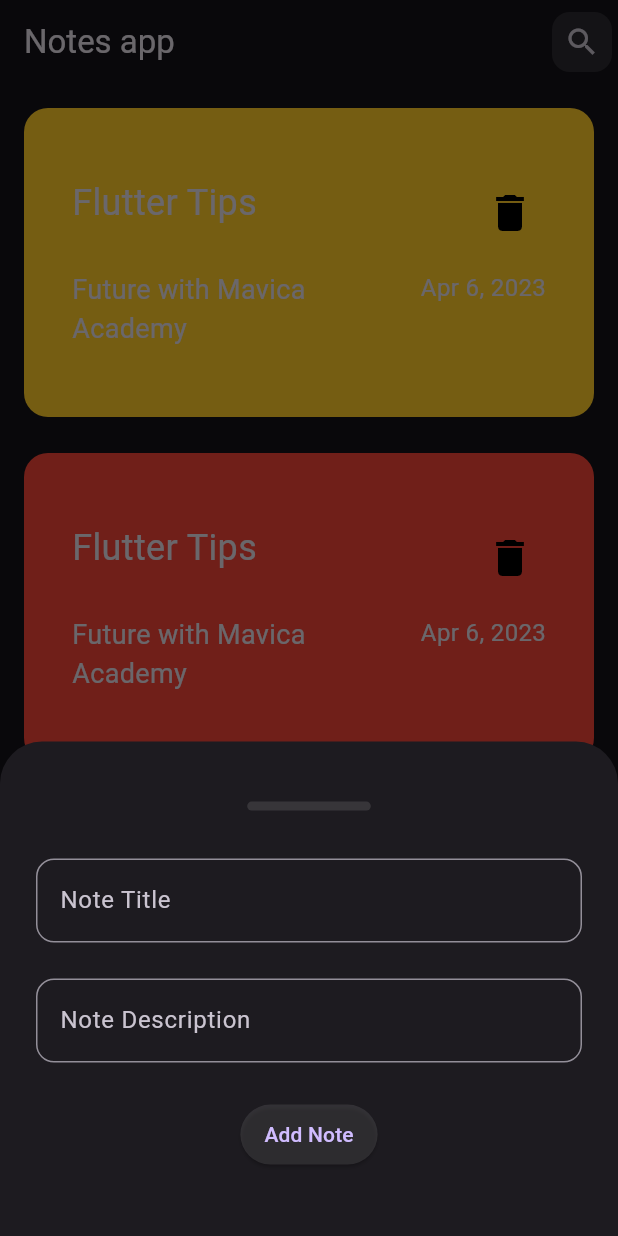
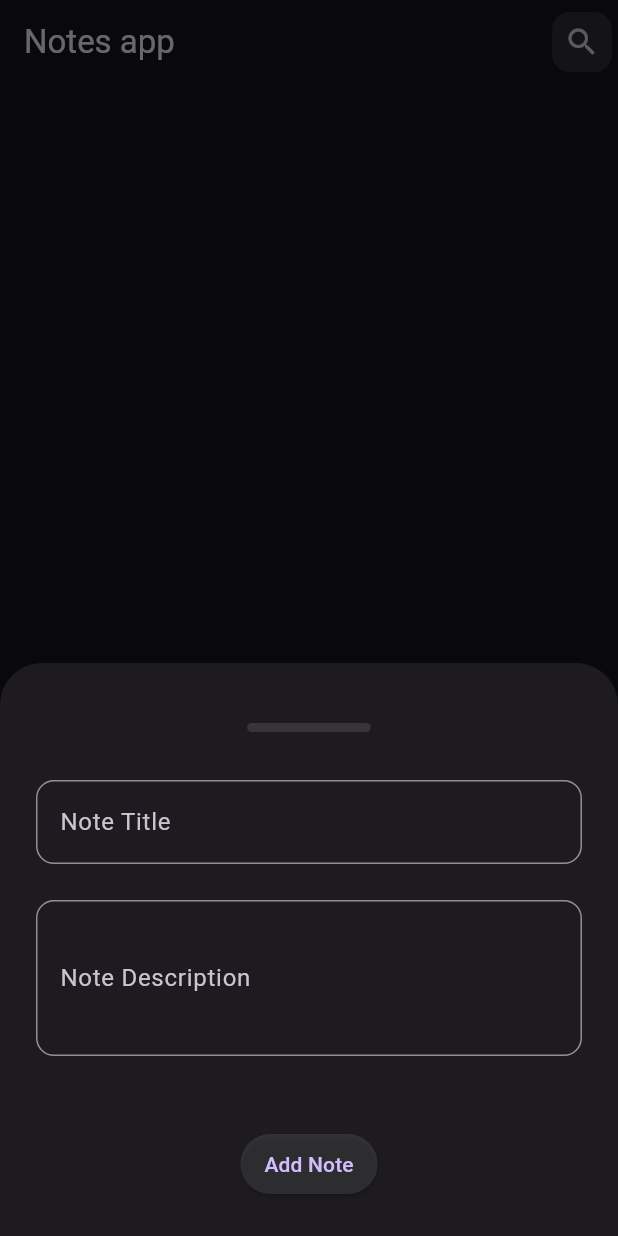
Before and after one commit to AMG2001/flutter_courses_and_projects, a Flutter app: the screen it shows after launch, after a tap on the "add" icon, on a phone screen of 412 x 824 dp. Run offline on Flutter 3.47's test engine with Material 2 defaults, Android fonts, the light colour scheme and no system bars; our stand-ins replace audioplayers, flutter_swipe_action_cell, get.

```diff
--- /dev/null
+++ b/Tharwat samy Course/Notes app - S13/notes_app/lib/home_page/bottom_sheet_view/bottom_sheet_view.dart
@@ -0,0 +1,133 @@
+import 'package:flutter/material.dart';
+import 'package:notes_app/config/device_dimensions.dart';
+import 'package:notes_app/home_page/bottom_sheet_view/note_color_controller.dart';
+import 'package:notes_app/home_page/note_item/note_item.dart';
+import 'package:get/get.dart';
+import 'package:notes_app/home_page/note_item/notes_controller.dart';
+
+final notesController = Get.put(NotesController(), permanent: true);
+final noteColorController = Get.put(NoteColorController());
+void BottomSheetView(
+    {required BuildContext context,
+    required GlobalKey<FormState> formKey,
+    required TextEditingController noteTitleTextEditingController,
+    required TextEditingController noteDescriptionTextEditingController}) {
+  showModalBottomSheet(
+    isScrollControlled: true,
+    context: context,
+    builder: (context) {
+      return FittedBox(
+        child: SingleChildScrollView(
+          child: Padding(
+            padding: EdgeInsets.only(
+                bottom: MediaQuery.of(context).viewInsets.bottom),
+            child: Container(
+              padding: EdgeInsets.all(24),
+              width: DeviceDimensions.width,
+              decoration: BoxDecoration(
+                borderRadius: BorderRadius.only(
+                  topLeft: Radius.circular(28),
+                  topRight: Radius.circular(28),
+                ),
+              ),
+              child: Form(
+                key: formKey,
+                child: Column(
+                  children: [
+                    Container(
+                      decoration: BoxDecoration(
+                        color: Colors.grey.withOpacity(0.2),
+                        borderRadius: BorderRadius.circular(32),
+                      ),
+                      margin: EdgeInsets.only(top: 16, bottom: 32),
+                      width: DeviceDimensions.width * .2,
+                      height: 6,
+                    ),
+                    TextFormField(
+                      validator: (value) {
+                        if (value!.isEmpty || value == '') {
+                          return 'you can\'t leave this field empty';
+                        }
+                      },
+                      controller: noteTitleTextEditingController,
+                      decoration: InputDecoration(
+                        labelText: 'Note Title',
+                        hintText: 'Enter your note title',
+                        border: OutlineInputBorder(
+                          borderRadius: BorderRadius.circular(12),
+                        ),
+                      ),
+                    ),
+                    SizedBox(
+                      height: 24,
+                    ),
+                    TextFormField(
+                      validator: (value) {
+                        if (value!.isEmpty || value == '') {
+                          return 'you can\'t leave this field empty';
+                        }
+                      },
+                      controller: noteDescriptionTextEditingController,
+                      maxLines: 3,
+                      decoration: InputDecoration(
+                        labelText: 'Note Description',
+                        hintText: 'Enter your note description',
+                        border: OutlineInputBorder(
+                          borderRadius: BorderRadius.circular(12),
+                        ),
+                      ),
+                    ),
+                    SizedBox(
+                      height: 24,
+                    ),
+                    // Row(
+                    //   children: [
+                    //     Text("choose note color : "),
+                    //     SizedBox(
+                    //       width: 14,
+                    //     ),
+                    //     GetBuilder<NoteColorController>(
+                    //         init: NoteColorController(),
+                    //         builder: (controller) {
+                    //           return SingleChildScrollView(
+                    //             child: Row(
+                    //                 children: controller.noteColorsPalleteList),
+                    //           );
+                    //         }),
+                    //   ],
+                    // ),
+                    SizedBox(
+                      height: 24,
+                    ),
+                    ElevatedButton(
+                      style: ButtonStyle(
+                        padding: MaterialStateProperty.all<EdgeInsets>(
+                          EdgeInsets.symmetric(vertical: 4, horizontal: 16),
+                        ),
+                        backgroundColor: MaterialStateProperty.all<Color>(
+                          Colors.white.withOpacity(0.1),
+                        ),
+                      ),
+                      onPressed: () {
+                        if (formKey.currentState!.validate()) {
+                          notesController.addNote(
+                              title: noteTitleTextEditingController.text,
+                              description:
+                                  noteDescriptionTextEditingController.text,
+                              backgroundColor:
+                                  noteColorController.noteBackgroundColor);
+                          Get.back();
+                        }
+                      },
+                      child: Text("Add Note"),
+                    )
+                  ],
+                ),
+              ),
+            ),
+          ),
+        ),
+      );
+    },
+  );
+}
--- a/Tharwat samy Course/Notes app - S13/notes_app/lib/home_page/home_page.dart
+++ b/Tharwat samy Course/Notes app - S13/notes_app/lib/home_page/home_page.dart
@@ -1,138 +1,56 @@
 import 'package:flutter/material.dart';
-import 'package:get/get.dart';
 import 'package:notes_app/config/device_dimensions.dart';
 import 'package:notes_app/home_page/home_page_components/home_page_app_bar.dart';
+import 'package:notes_app/home_page/home_page_components/home_page_floating_action_button.dart';
 import 'package:notes_app/home_page/note_item/note_item.dart';
 import 'package:intl/intl.dart';
+import 'package:get/get.dart';
+import 'package:flutter_swipe_action_cell/flutter_swipe_action_cell.dart';
+import 'package:notes_app/home_page/note_item/notes_controller.dart';
 
 class HomePage extends StatelessWidget {
   HomePage({super.key});
-  GlobalKey<FormState> _formKey = GlobalKey<FormState>();
-  TextEditingController noteTitleTextEditingController =
-      TextEditingController();
-  TextEditingController noteDescriptionTextEditingController =
-      TextEditingController();
 
   @override
   Widget build(BuildContext context) {
     return Scaffold(
-      floatingActionButton: FloatingActionButton(
-        onPressed: () {
-          showModalBottomSheet(
-            isScrollControlled: true,
-            context: context,
-            builder: (context) {
-              return SingleChildScrollView(
-                child: Padding(
-                  padding: EdgeInsets.only(
-                      bottom: MediaQuery.of(context).viewInsets.bottom),
-                  child: Container(
-                    padding: EdgeInsets.all(24),
-                    height: DeviceDimensions.height * .4,
-                    width: DeviceDimensions.width,
-                    decoration: BoxDecoration(
-                      borderRadius: BorderRadius.only(
-                        topLeft: Radius.circular(28),
-                        topRight: Radius.circular(28),
-                      ),
-                    ),
-                    child: Form(
-                      key: _formKey,
-                      child: Column(
-                        children: [
-                          Container(
-                            decoration: BoxDecoration(
-                              color: Colors.grey.withOpacity(0.2),
-                              borderRadius: BorderRadius.circular(32),
-                            ),
-                            margin: EdgeInsets.only(top: 16, bottom: 32),
-                            width: DeviceDimensions.width * .2,
-                            height: 6,
-                          ),
-                          TextFormField(
-                            controller: noteTitleTextEditingController,
-                            decoration: InputDecoration(
-                              labelText: 'Note Title',
-                              hintText: 'Enter your note title',
-                              border: OutlineInputBorder(
-                                borderRadius: BorderRadius.circular(12),
-                              ),
-                            ),
-                          ),
-                          SizedBox(
-                            height: 24,
-                          ),
-                          TextFormField(
-                            controller: noteDescriptionTextEditingController,
-                            decoration: InputDecoration(
-                              labelText: 'Note Description',
-                              hintText: 'Enter your note description',
-                              border: OutlineInputBorder(
-                                borderRadius: BorderRadius.circular(12),
-                              ),
-                            ),
-                          ),
-                          SizedBox(
-                            height: 24,
-                          ),
-                          ElevatedButton(
-                            style: ButtonStyle(
-                              padding: MaterialStateProperty.all<EdgeInsets>(
-                                EdgeInsets.symmetric(
-                                    vertical: 4, horizontal: 16),
-                              ),
-                              backgroundColor: MaterialStateProperty.all<Color>(
-                                Colors.white.withOpacity(0.1),
-                              ),
-                            ),
-                            onPressed: () {},
-                            child: Text("Add Note"),
-                          )
-                        ],
-                      ),
-                    ),
-                  ),
-                ),
-              );
-            },
-          );
-        },
-        child: Icon(Icons.add),
-      ),
+      floatingActionButton: HomePageFloatingActionButton(),
       appBar: homePageAppBar,
       body: Padding(
         padding: const EdgeInsets.all(16.0),
         child: Container(
           width: DeviceDimensions.width,
           height: DeviceDimensions.height,
-          child: ListView(
-            children: [
-              NoteItem(
-                noteTitle: 'Flutter Tips',
-                noteDescription: 'Future with Mavica Academy',
-                noteBackgroundColor: Colors.amber[400],
-                noteDate: DateFormat.yMMMd().format(DateTime.now()).toString(),
-              ),
-              NoteItem(
-                noteTitle: 'Flutter Tips',
-                noteDescription: 'Future with Mavica Academy',
-                noteBackgroundColor: Colors.red,
-                noteDate: DateFormat.yMMMd().format(DateTime.now()).toString(),
-              ),
-              NoteItem(
-                noteTitle: 'Flutter Tips',
-                noteDescription: 'Future with Mavica Academy',
-                noteBackgroundColor: Colors.purple.shade400,
-                noteDate: DateFormat.yMMMd().format(DateTime.now()).toString(),
-              ),
-              NoteItem(
-                noteTitle: 'Flutter Tips',
-                noteDescription: 'Future with Mavica Academy',
-                noteBackgroundColor: Colors.blueAccent,
-                noteDate: DateFormat.yMMMd().format(DateTime.now()).toString(),
-              )
-            ],
-          ),
+          child: GetBuilder<NotesController>(
+              init: NotesController(),
+              builder: (controller) {
+                return ListView.builder(
+                  itemCount: controller.notesList.length,
+                  itemBuilder: (context, index) {
+                    return SwipeActionCell(
+                        leadingActions: [
+                          SwipeAction(
+                              performsFirstActionWithFullSwipe: true,
+                              title: "Archive",
+                              onTap: (CompletionHandler handler) async {
+                                controller.deleteNote(index);
+                              },
+                              color: Colors.green),
+                        ],
+                        key: Key(controller.notesList[index].toString()),
+                        trailingActions: <SwipeAction>[
+                          SwipeAction(
+                              performsFirstActionWithFullSwipe: true,
+                              title: "delete",
+                              onTap: (CompletionHandler handler) async {
+                                controller.deleteNote(index);
+                              },
+                              color: Colors.red),
+                        ],
+                        child: controller.notesList[index]);
+                  },
+                );
+              }),
         ),
       ),
     );
--- a/Tharwat samy Course/Notes app - S13/notes_app/lib/home_page/home_page_components/home_page_app_bar.dart
+++ b/Tharwat samy Course/Notes app - S13/notes_app/lib/home_page/home_page_components/home_page_app_bar.dart
@@ -1,7 +1,7 @@
 import 'package:flutter/material.dart';
 
 final homePageAppBar = AppBar(
-  title: Text("Notes app"),
+  title: const Text("Notes app"),
   actions: [
     IconButton(
         style: ButtonStyle(
@@ -11,6 +11,6 @@
             backgroundColor: MaterialStateProperty.all<Color>(
                 Colors.white.withOpacity(0.1))),
         onPressed: () {},
-        icon: Icon(Icons.search))
+        icon: const Icon(Icons.search))
   ],
 );
--- /dev/null
+++ b/Tharwat samy Course/Notes app - S13/notes_app/lib/home_page/home_page_components/home_page_floating_action_button.dart
@@ -0,0 +1,27 @@
+import 'package:flutter/material.dart';
+import 'package:notes_app/config/device_dimensions.dart';
+import 'package:notes_app/home_page/bottom_sheet_view/bottom_sheet_view.dart';
+import 'package:notes_app/home_page/note_item/note_item.dart';
+
+class HomePageFloatingActionButton extends StatelessWidget {
+
+  GlobalKey<FormState> _formKey = GlobalKey<FormState>();
+  TextEditingController noteTitleTextEditingController =
+      TextEditingController();
+  TextEditingController noteDescriptionTextEditingController =
+      TextEditingController();
+  @override
+  Widget build(BuildContext context) {
+    return FloatingActionButton(
+      onPressed: () {
+        BottomSheetView(
+          context: context,
+            formKey: _formKey,
+            noteDescriptionTextEditingController:
+                noteDescriptionTextEditingController,
+            noteTitleTextEditingController: noteTitleTextEditingController);
+      },
+      child: const Icon(Icons.add),
+    );
+  }
+}
--- a/Tharwat samy Course/Notes app - S13/notes_app/lib/home_page/note_item/note_item.dart
+++ b/Tharwat samy Course/Notes app - S13/notes_app/lib/home_page/note_item/note_item.dart
@@ -1,5 +1,6 @@
 import 'package:flutter/material.dart';
 import 'package:notes_app/config/device_dimensions.dart';
+import 'package:notes_app/home_page/note_item/note_item_components/delete_note_button.dart';
 
 class NoteItem extends StatelessWidget {
   String noteTitle;
@@ -34,14 +35,7 @@
                     noteTitle,
                     style: TextStyle(fontSize: 24),
                   ),
-                  IconButton(
-                    onPressed: () {},
-                    icon: Icon(
-                      Icons.delete,
-                      color: Colors.black,
-                      size: 32,
-                    ),
-                  ),
+                 DeleteNoteButton()
                 ],
               ),
               Row(
--- a/Tharwat samy Course/Notes app - S13/notes_app/pubspec.yaml
+++ b/Tharwat samy Course/Notes app - S13/notes_app/pubspec.yaml
@@ -37,6 +37,7 @@
   cupertino_icons: ^1.0.2
   get: ^4.6.5
   intl: ^0.18.0
+  flutter_swipe_action_cell: ^3.1.0
 
 dev_dependencies:
   flutter_test:
```
Also changed, not shown: Tharwat samy Course/Notes app - S13/notes_app/lib/home_page/bottom_sheet_view/note_color_controller.dart (added, +62 -0 lines), Tharwat samy Course/Notes app - S13/notes_app/lib/home_page/note_item/note_item_components/delete_note_button.dart (added, +17 -0 lines), Tharwat samy Course/Notes app - S13/notes_app/lib/home_page/note_item/notes_controller.dart (added, +25 -0 lines), Tharwat samy Course/Notes app - S13/notes_app/pubspec.lock.
